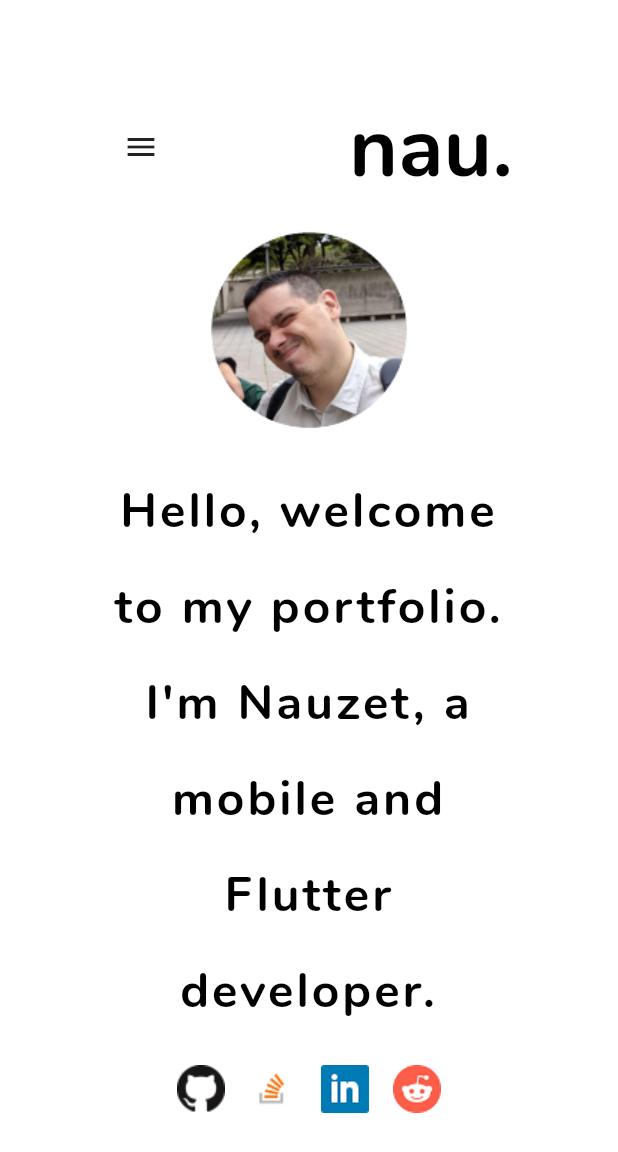
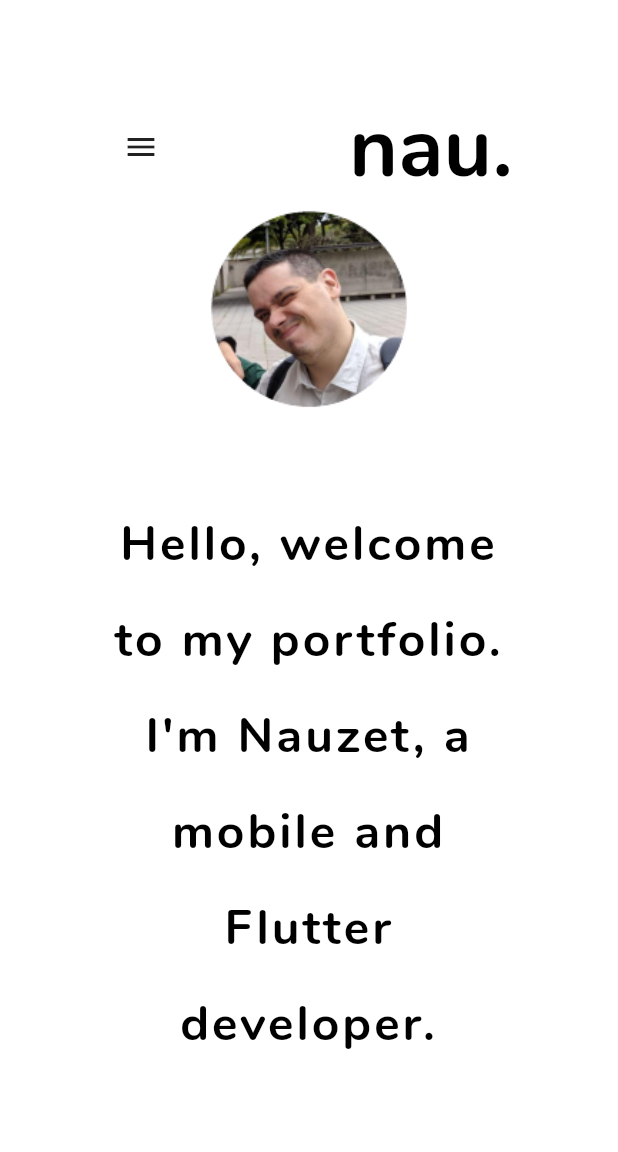
Before and after one commit to NauzetAduen/flutter_portfolio, a Flutter app: the screen it shows after launch, on a phone screen of 412 x 824 dp. Shown: the top 1152 px of the screen. Run offline on Flutter 3.47's test engine with Material 2 defaults, Android fonts, the phone set to English and light mode, and no system bars; our stand-ins replace responsive_builder; missing offline and left inert: dart:js.

Commit message:
CHANGE column for listview in homepage

```diff
--- a/lib/pages/homepage.dart
+++ b/lib/pages/homepage.dart
@@ -21,8 +21,8 @@ class HomePage extends StatelessWidget {
               Expanded(
                 child: Container(
                   child: Center(
-                    child: Column(
-                      mainAxisAlignment: MainAxisAlignment.spaceEvenly,
+                    child: ListView(
+                      shrinkWrap: true,
                       children: <Widget>[
                         CircleAvatar(
                           child:
@@ -30,12 +30,19 @@ class HomePage extends StatelessWidget {
                           radius: 70,
                           backgroundColor: Colors.blueGrey,
                         ),
+                        SizedBox(
+                          height: 50,
+                        ),
                         Text(
                           "Hello, welcome to my portfolio.\nI'm Nauzet, a mobile and Flutter developer.",
                           style: Styles.welcomeText,
                           textAlign: TextAlign.center,
                         ),
+                        SizedBox(
+                          height: 50,
+                        ),
                         Row(
+                          mainAxisAlignment: MainAxisAlignment.center,
                           mainAxisSize: MainAxisSize.min,
                           children: <Widget>[
                             IconButtonLinked(url: githubURL, picture: "github"),
```
